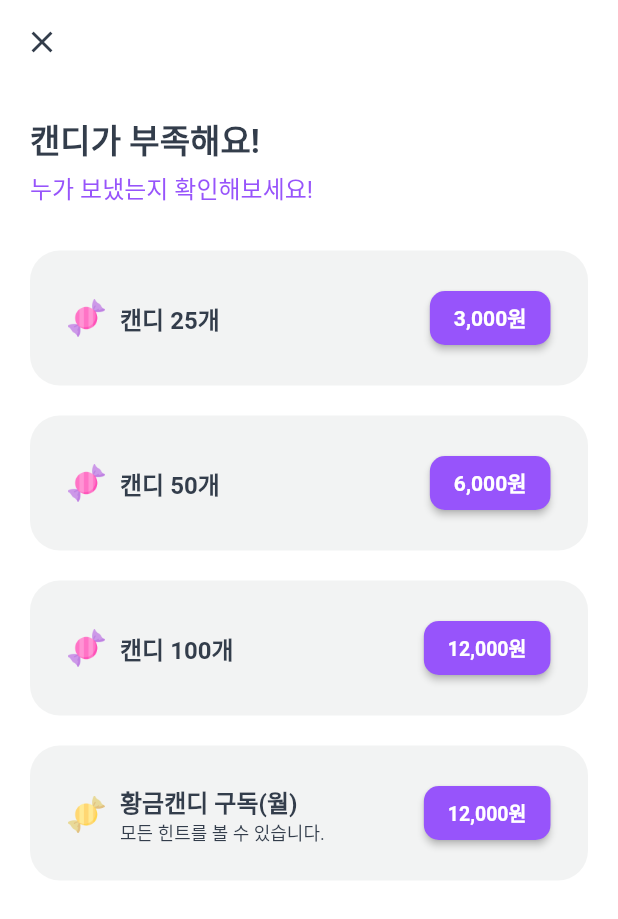
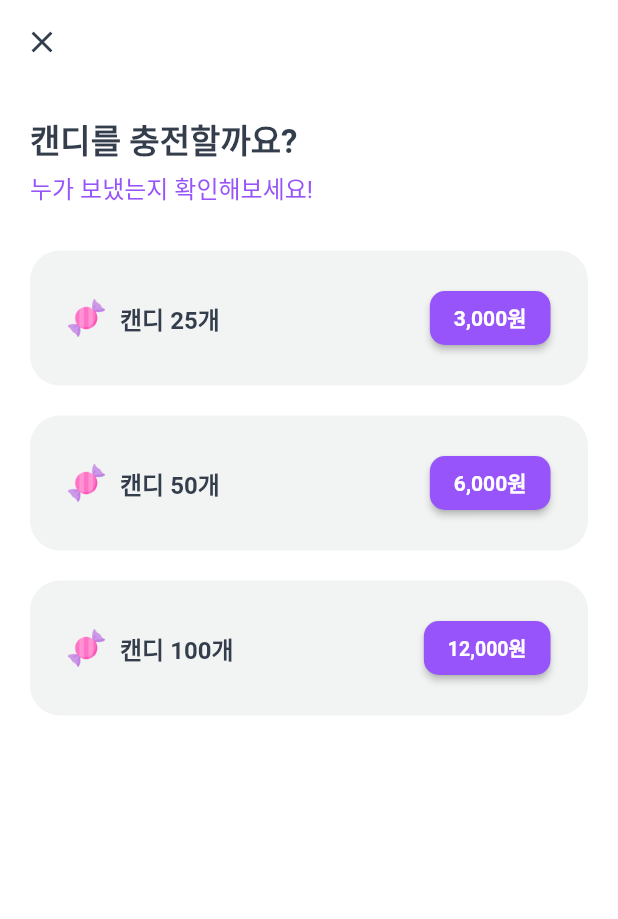
Before and after one commit to team-cooing/cooing-front, a Flutter app: the CandyScreen screen opened directly with empty values, on a phone screen of 412 x 824 dp. Shown: the top 919 px of the screen. Run offline on Flutter 3.47's test engine with Material 2 defaults, Android fonts, the phone set to English and light mode, and no system bars; our stand-ins replace cloud_firestore, custom_refresh_indicator, firebase_auth, firebase_core, firebase_dynamic_links, get and 5 more; missing offline and left inert: in_app_purchase_android, kakao_flutter_sdk_user, multi_select_item, social_share; accounts and stored records are empty; statements that could not run were skipped.

Commit message:
Update All

```diff
--- a/lib/pages/CandyScreen.dart
+++ b/lib/pages/CandyScreen.dart
@@ -15,8 +15,9 @@ import 'package:provider/provider.dart';
 
 class CandyScreen extends StatefulWidget {
   final User user;
+  final int number;
 
-  const CandyScreen({required this.user, super.key});
+  const CandyScreen({required this.user, required this.number, super.key});
 
   @override
   State<CandyScreen> createState() => _CandyScreenState();
@@ -32,6 +33,8 @@ class _CandyScreenState extends State<CandyScreen> {
   late final response;
   final InAppPurchase _inAppPurchase = InAppPurchase.instance;
   String? latestPurchasedID;
+  String content1 = "캔디가 부족해요!";
+  String content2 = '캔디를 충전할까요?';
 
   @override
   void initState() {
@@ -76,7 +79,7 @@ class _CandyScreenState extends State<CandyScreen> {
                   children: [
                 Container(
                     child: Text(
-                  "캔디가 부족해요!",
+                  widget.number == 1 ? content1 : content2,
                   style: TextStyle(
                       fontWeight: FontWeight.bold,
                       fontSize: 22,
@@ -270,79 +273,79 @@ class _CandyScreenState extends State<CandyScreen> {
                   ),
                 ),
                 Padding(padding: EdgeInsets.all(10.0)),
-                SizedBox(
-                  width: double.infinity,
-                  height: 90.0,
-                  child: Container(
-                    padding: EdgeInsets.all(25.0),
-                    decoration: BoxDecoration(
-                        color: Color(0xffF2F3F3),
-                        borderRadius: BorderRadius.circular(20)),
-                    child: Row(
-                        mainAxisAlignment: MainAxisAlignment.spaceBetween,
-                        children: [
-                          Column(
-                            mainAxisAlignment: MainAxisAlignment.center,
-                            children: [
-                              Row(
-                                children: [
-                                  SizedBox(
-                                      width: 25.0,
-                                      height: 25.0,
-                                      child: Image(
-                                          image:
-                                              AssetImage('images/candy2.png'))),
-                                  Padding(
-                                      padding: EdgeInsets.only(right: 10.0)),
-                                  Column(
-                                    crossAxisAlignment:
-                                        CrossAxisAlignment.start,
-                                    children: [
-                                      Text(
-                                        "황금캔디 구독(월)",
-                                        style: TextStyle(
-                                            fontSize: 16,
-                                            color: Color(0xff333D4B),
-                                            fontWeight: FontWeight.bold),
-                                      ),
-                                      Text(
-                                        "모든 힌트를 볼 수 있습니다.",
-                                        style: TextStyle(
-                                          fontSize: 12,
-                                          color: Color(0xff333D4B),
-                                        ),
-                                      ),
-                                    ],
-                                  )
-                                ],
-                              )
-                            ],
-                          ),
-                          ElevatedButton(
-                              onPressed: () async {
-                                PurchasableProduct productDetails = products
-                                    .where((product) =>
-                                        product.id == 'goldenCandy')
-                                    .first;
-                                buy(productDetails);
-                              },
-                              style: OutlinedButton.styleFrom(
-                                foregroundColor: Colors.white,
-                                backgroundColor:
-                                    Color.fromRGBO(151, 84, 251, 1),
-                                shape: RoundedRectangleBorder(
-                                    borderRadius: BorderRadius.circular(10.0)),
-                              ),
-                              child: const Text(
-                                "12,000원",
-                                style: TextStyle(
-                                    fontSize: 13,
-                                    fontWeight: FontWeight.bold,
-                                    color: Colors.white),
-                              ))
-                        ]),
-                  ),
-                )
+                // SizedBox(
+                //   width: double.infinity,
+                //   height: 90.0,
+                //   child: Container(
+                //     padding: EdgeInsets.all(25.0),
+                //     decoration: BoxDecoration(
+                //         color: Color(0xffF2F3F3),
+                //         borderRadius: BorderRadius.circular(20)),
+                //     child: Row(
+                //         mainAxisAlignment: MainAxisAlignment.spaceBetween,
+                //         children: [
+                //           Column(
+                //             mainAxisAlignment: MainAxisAlignment.center,
+                //             children: [
+                //               Row(
+                //                 children: [
+                //                   SizedBox(
+                //                       width: 25.0,
+                //                       height: 25.0,
+                //                       child: Image(
+                //                           image:
+                //                               AssetImage('images/candy2.png'))),
+                //                   Padding(
+                //                       padding: EdgeInsets.only(right: 10.0)),
+                //                   Column(
+                //                     crossAxisAlignment:
+                //                         CrossAxisAlignment.start,
+                //                     children: [
+                //                       Text(
+                //                         "황금캔디 구독(월)",
+                //                         style: TextStyle(
+                //                             fontSize: 16,
+                //                             color: Color(0xff333D4B),
+                //                             fontWeight: FontWeight.bold),
+                //                       ),
+                //                       Text(
+                //                         "모든 힌트를 볼 수 있습니다.",
+                //                         style: TextStyle(
+                //                           fontSize: 12,
+                //                           color: Color(0xff333D4B),
+                //                         ),
+                //                       ),
+                //                     ],
+                //                   )
+                //                 ],
+                //               )
+                //             ],
+                //           ),
+                //           ElevatedButton(
+                //               onPressed: () async {
+                //                 PurchasableProduct productDetails = products
+                //                     .where((product) =>
+                //                         product.id == 'goldenCandy')
+                //                     .first;
+                //                 buy(productDetails);
+                //               },
+                //               style: OutlinedButton.styleFrom(
+                //                 foregroundColor: Colors.white,
+                //                 backgroundColor:
+                //                     Color.fromRGBO(151, 84, 251, 1),
+                //                 shape: RoundedRectangleBorder(
+                //                     borderRadius: BorderRadius.circular(10.0)),
+                //               ),
+                //               child: const Text(
+                //                 "12,000원",
+                //                 style: TextStyle(
+                //                     fontSize: 13,
+                //                     fontWeight: FontWeight.bold,
+                //                     color: Colors.white),
+                //               ))
+                //         ]),
+                //   ),
+                // )
               ])),
         ),
       ),
```
Also changed, not shown: lib/pages/HintPage.dart (+6 -4 lines), lib/pages/feed_page.dart (+26 -17 lines), lib/pages/lottery_complete_page.dart (added, +78 -0 lines), lib/pages/setting_page.dart (+8 -6 lines), lib/pages/candy_complete_page.dart (line endings or trailing spaces), pubspec.lock, 1 other file.
